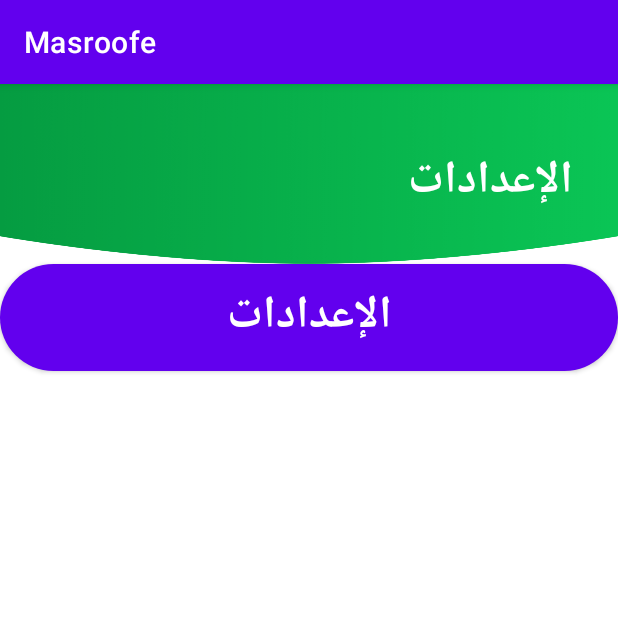
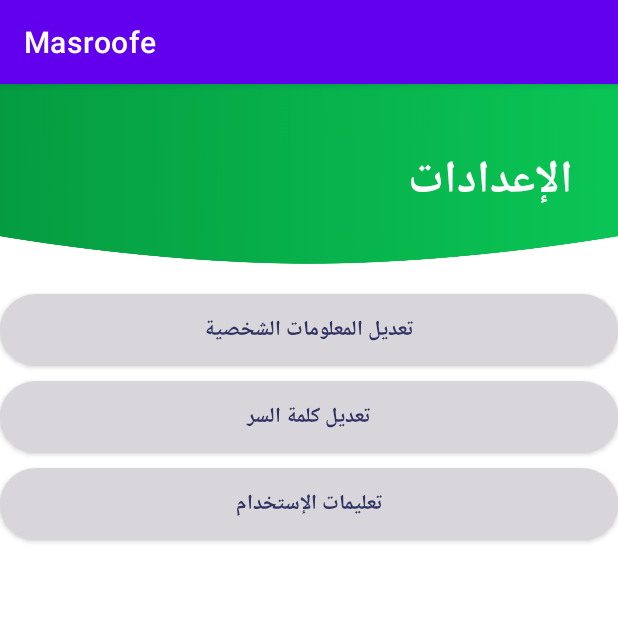
Before and after one commit to Adam-Saleem/Masroofe, an Android app: the SettingsActivity screen opened directly, with no data from a screen before it, on a phone screen of 412 x 824 dp, the top half of it. Run offline under Robolectric (Android 15) with nearby library versions, the phone set to English and light mode, and no system bars.

Commit message:
Edit Setting Activity

```diff
--- a/app/src/main/res/layout/settings_activity.xml
+++ b/app/src/main/res/layout/settings_activity.xml
@@ -20,13 +20,31 @@
         android:textStyle="bold"
         tools:ignore="MissingConstraints,RtlSymmetry" />
 
-    <Button
+    <androidx.appcompat.widget.AppCompatButton
         android:layout_width="match_parent"
         android:layout_height="wrap_content"
+        android:layout_marginTop="20dp"
         android:background="@drawable/btnsignup_background"
-        android:text="@string/Settings"
-        android:textColor="@color/white"
-        android:textSize="30sp"
+        android:text="@string/EditUserInformation"
+        android:textColor="@color/head_filed_color"
+        android:textStyle="bold" />
+
+    <androidx.appcompat.widget.AppCompatButton
+        android:layout_width="match_parent"
+        android:layout_height="wrap_content"
+        android:layout_marginTop="10dp"
+        android:background="@drawable/btnsignup_background"
+        android:text="@string/RefactorPassword"
+        android:textColor="@color/head_filed_color"
+        android:textStyle="bold" />
+
+    <androidx.appcompat.widget.AppCompatButton
+        android:layout_width="match_parent"
+        android:layout_height="wrap_content"
+        android:layout_marginTop="10dp"
+        android:background="@drawable/btnsignup_background"
+        android:text="@string/UsingInformation"
+        android:textColor="@color/head_filed_color"
         android:textStyle="bold" />
 
 
--- a/app/src/main/res/values/strings.xml
+++ b/app/src/main/res/values/strings.xml
@@ -8,6 +8,9 @@
     <string name="loginBtnTitle">تسجيل الدخول</string>
     <string name="Settings">الإعدادات</string>
     <string name="noteInLoginActivity">حان الوقت لتعرف\n وين راتبك بطير</string>
+    <string name="EditUserInformation">تعديل المعلومات الشخصية</string>
+    <string name="UsingInformation">تعليمات الإستخدام</string>
+    <string name="RefactorPassword">تعديل كلمة السر</string>
 
 
     titleOnLoginActivity
```
